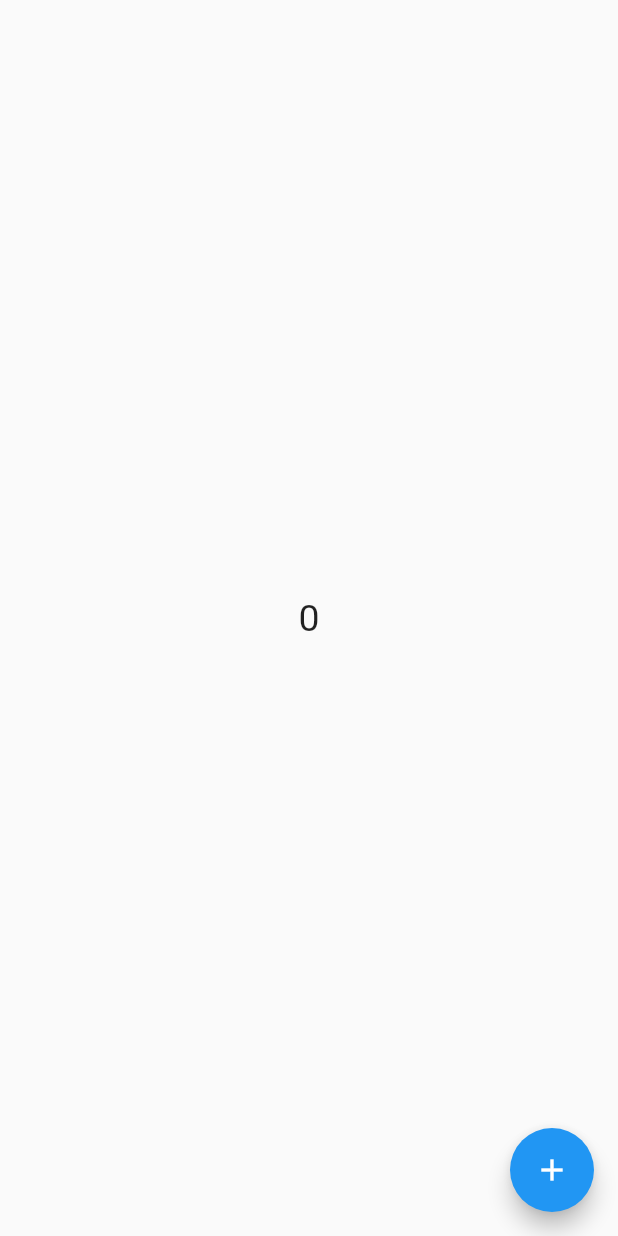
After one commit to MuhammadiHadi/get_x, a Flutter app: the screen it shows after launch, after a tap on "Conter Example", on a phone screen of 412 x 824 dp. The commit adds this screen. Run offline on Flutter 3.47's test engine with Material 2 defaults, Android fonts, the phone set to English and light mode, and no system bars; our stand-ins replace get.

Commit message:
counter example

```diff
--- /dev/null
+++ b/lib/view/get_conuter_example.dart
@@ -0,0 +1,30 @@
+import 'package:flutter/material.dart';
+
+class Counter extends StatefulWidget {
+  const Counter({Key? key}) : super(key: key);
+
+  @override
+  State<Counter> createState() => _CounterState();
+}
+
+class _CounterState extends State<Counter> {
+  int x = 0;
+  @override
+  Widget build(BuildContext context) {
+    print("counter");
+    return Scaffold(
+      body: Center(
+          child: Text(
+        "$x",
+        style: TextStyle(fontSize: 25),
+      )),
+      floatingActionButton: FloatingActionButton(
+        child: Icon(Icons.add),
+        onPressed: () {
+          x++;
+          setState(() {});
+        },
+      ),
+    );
+  }
+}
--- a/lib/view/home.dart
+++ b/lib/view/home.dart
@@ -1,6 +1,7 @@
 import 'package:flutter/material.dart';
 import 'package:get/get.dart';
 import 'package:get/get_core/src/get_main.dart';
+import 'package:get_x/view/get_conuter_example.dart';
 import 'package:get_x/view/language.dart';
 
 import 'first_view.dart';
@@ -82,6 +83,11 @@ class _HomeState extends State<Home> {
                   Get.to(Language());
                 },
                 child: Text("Language Changer")),
+            TextButton(
+                onPressed: () {
+                  Get.to(Counter());
+                },
+                child: Text("Conter Example")),
           ],
         ),
       ),
```
